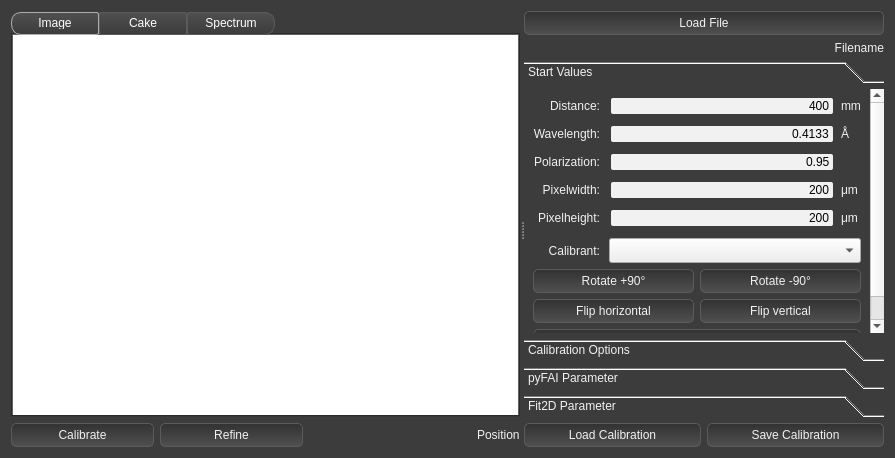
This is PDX main/UiFiles/Calibration.ui in Dioptas/Dioptas as Qt 5 draws it before an edit. The edited form follows.
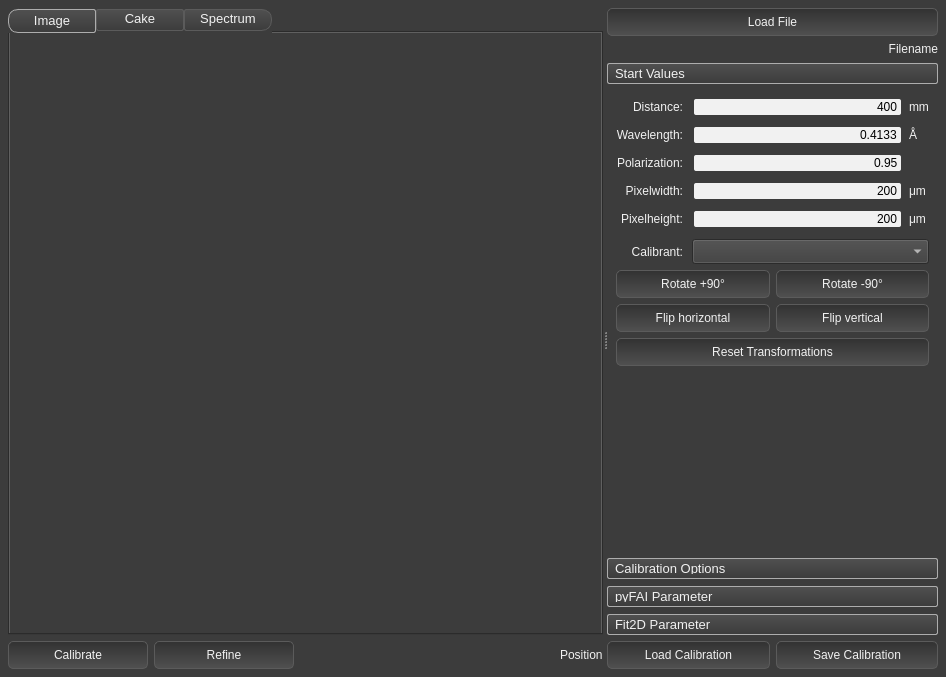
This is the edited form. Custom widgets are drawn as their Qt base class.

```diff
--- a/PDX main/UiFiles/Calibration.ui
+++ b/PDX main/UiFiles/Calibration.ui
@@ -7,8 +7,8 @@
    <rect>
     <x>0</x>
     <y>0</y>
-    <width>895</width>
-    <height>458</height>
+    <width>946</width>
+    <height>677</height>
    </rect>
   </property>
   <property name="minimumSize">
@@ -21,13 +21,15 @@
    <string>XRS Calibration</string>
   </property>
   <property name="styleSheet">
-   <string notr="true">#XrsCalibrationWidget, #start_values, #page, #pyFAI, #fit2d, QTabWidget, QTabWidget::tab-bar,  QTabWidget::panel, QToolBox::panel{  
+   <string notr="true">#XrsCalibrationWidget, #start_values, #page, #pyFAI, #fit2d, QTabWidget, QTabWidget::tab-bar,  QTabWidget::panel, QToolBox::panel, QWidget#XrsCalibrationWidget, QWidget{  
      background: #3C3C3C;      
  }  
-   
- QLabel , QCheckBox, QGroupBox, QRadioButton, QListWidget::item, QPushButton, QToolBox::tab, QSpinBox, QDoubleSpinBox  {  
-     color: #F1F1F1;
-    
+ QGraphicsView {
+	border-style: none;
+}
+
+ QLabel , QCheckBox, QGroupBox, QRadioButton, QListWidget::item, QPushButton, QToolBox::tab, QSpinBox, QDoubleSpinBox , QComboBox{  
+     color: #F1F1F1; 
     font-size: 12px;
  }  
  QCheckBox{  
@@ -54,17 +56,25 @@
 	height: 23px;
 }
 
+ QComboBox QAbstractItemView {
+	color:  #F1F1F1;
+ }
+
   
 QPushButton{  
      background: qlineargradient(spread:pad, x1:0, y1:0, x2:0, y2:1, stop:0 #323232, stop:1 #505050);
      border: 1px solid #5B5B5B;
      border-radius: 5px; 
+	height: 18px;
      padding-left: 8px;
     padding-right: 8px;  
     padding-bottom: 4px; 
     padding-top: 4px;
  }  
-
+QPushButton:pressed{
+		margin-top: 2,px;
+	margin-left: 2px;
+}
 QPushButton::disabled{
 }
 
@@ -76,6 +86,9 @@
 QPushButton::checked{
     background-color: #111111;
 }
+QPushButton::focus {
+	outline: None;
+}
  QGroupBox {  
      border: 1px solid #ADADAD;  
      border-radius: 4px;  
@@ -87,27 +100,41 @@
       left: 20px  
   }
 
+QSplitter::handle:hover {
+	background: #3C3C3C;
+ }
 
 
-QTabBar::tab {  
+QGraphicsView{
+	border-style: none;
+}
+
+
+QTabWidget::tab-bar {
+	alignment: center;
+}
+
+QTabBar::tab, QToolBox::tab:QToolButton {  
      background: qlineargradient(spread:pad, x1:0, y1:1, x2:0, y2:0, stop:0 #3C3C3C, stop:1 #505050);
      border: 1px solid  #5B5B5B;  
 
      border-radius:2px;
      padding-right: 10px;  
-     color: #FFF;  
+	
+	  color: #F1F1F1; 
+    font-size: 13px;
      width: 80px;  
-    height: 13px;
+    height: 15px;
     padding: 3px;
-    padding-bottom: 5px;
+    padding-bottom: 4px;
      margin-top: 1px ;
  }  
    
- QTabBar::tab:hover {  
+ QTabBar::tab:hover, QToolBox::tab:QToolButton:hover {  
      border: 1px solid #ADADAD;  
  }  
    
- QTabBar::tab:selected {  
+ QTabBar::tab:selected,  QToolBox::tab:QToolButton:selected {  
      border:1px solid  #ADADAD;  
 }
 QTabBar::tab:last{
@@ -120,10 +147,18 @@
 }
  QTabBar::tab:!selected {  
     margin-top: 1px;
-    padding-top: 3px;
- }  </string>
+    padding-top:1px;
+ }  
+
+</string>
   </property>
   <layout class="QHBoxLayout" name="horizontalLayout_8">
+   <property name="spacing">
+    <number>8</number>
+   </property>
+   <property name="margin">
+    <number>8</number>
+   </property>
    <item>
     <widget class="QSplitter" name="splitter">
      <property name="orientation">
@@ -214,14 +249,14 @@
          <item>
           <widget class="QPushButton" name="integrate_btn">
            <property name="sizePolicy">
-            <sizepolicy hsizetype="MinimumExpanding" vsizetype="Fixed">
+            <sizepolicy hsizetype="Fixed" vsizetype="Fixed">
              <horstretch>0</horstretch>
              <verstretch>0</verstretch>
             </sizepolicy>
            </property>
            <property name="minimumSize">
             <size>
-             <width>120</width>
+             <width>140</width>
              <height>0</height>
             </size>
            </property>
@@ -236,11 +271,17 @@
          <item>
           <widget class="QPushButton" name="refine_btn">
            <property name="sizePolicy">
-            <sizepolicy hsizetype="Expanding" vsizetype="Fixed">
+            <sizepolicy hsizetype="Fixed" vsizetype="Fixed">
              <horstretch>0</horstretch>
              <verstretch>0</verstretch>
             </sizepolicy>
            </property>
+           <property name="minimumSize">
+            <size>
+             <width>140</width>
+             <height>0</height>
+            </size>
+           </property>
            <property name="text">
             <string>Refine</string>
            </property>
@@ -314,8 +355,8 @@
            <rect>
             <x>0</x>
             <y>0</y>
-            <width>311</width>
-            <height>304</height>
+            <width>376</width>
+            <height>450</height>
            </rect>
           </property>
           <attribute name="label">
@@ -554,8 +595,8 @@
            <rect>
             <x>0</x>
             <y>0</y>
-            <width>311</width>
-            <height>412</height>
+            <width>376</width>
+            <height>450</height>
            </rect>
           </property>
           <attribute name="label">
@@ -872,8 +913,8 @@
            <rect>
             <x>0</x>
             <y>0</y>
-            <width>311</width>
-            <height>330</height>
+            <width>376</width>
+            <height>450</height>
            </rect>
           </property>
           <attribute name="label">
@@ -1132,8 +1173,8 @@
            <rect>
             <x>0</x>
             <y>0</y>
-            <width>311</width>
-            <height>302</height>
+            <width>376</width>
+            <height>442</height>
            </rect>
           </property>
           <attribute name="label">
```
